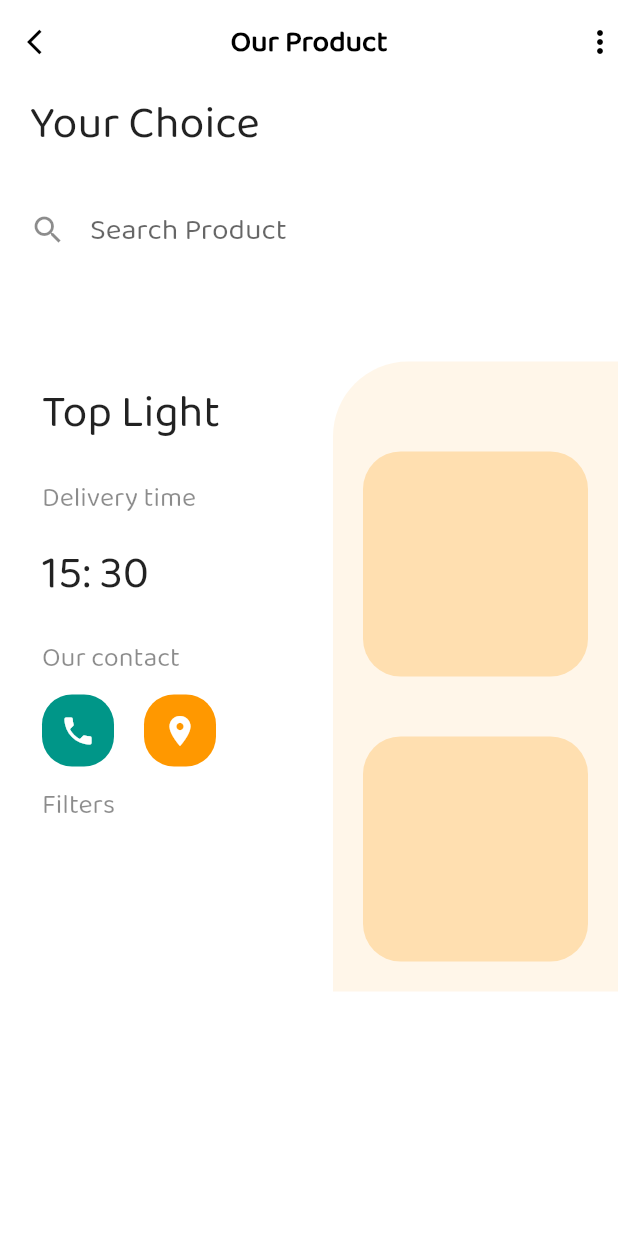
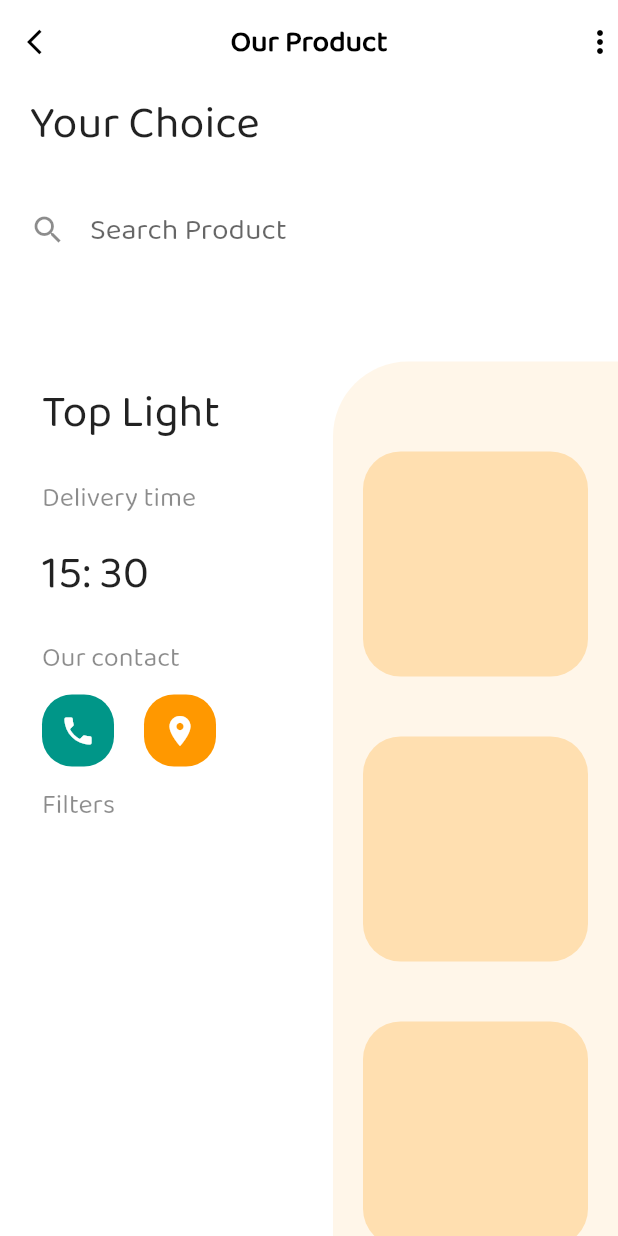
Before and after one commit to amaljoe/product_ui, a Flutter app: the screen it shows after launch, on a phone screen of 412 x 824 dp. Run offline on Flutter 3.47's test engine with Material 2 defaults, Android fonts, the phone set to English and light mode, and no system bars.

```diff
--- a/lib/main.dart
+++ b/lib/main.dart
@@ -43,6 +43,7 @@ class _MainScreenState extends State<MainScreen> {
         ],
       ),
       backgroundColor: Colors.white,
+      resizeToAvoidBottomPadding: false,
       body: Padding(
         padding: EdgeInsets.only(left: 20.0),
         child: Column(
@@ -73,10 +74,7 @@ class _MainScreenState extends State<MainScreen> {
               height: 50,
             ),
             Expanded(
-              child: ListView(
-                shrinkWrap: true,
-                children: [
-                  Row(
+              child: Row(
                 crossAxisAlignment: CrossAxisAlignment.start,
                 mainAxisAlignment: MainAxisAlignment.spaceBetween,
                 children: [
@@ -142,19 +140,20 @@ class _MainScreenState extends State<MainScreen> {
                   Container(
                     decoration: BoxDecoration(
                         color: Color(0xFFFFF6E9),
-                            borderRadius: BorderRadius.only(
-                                topLeft: Radius.circular(50))),
+                        borderRadius:
+                            BorderRadius.only(topLeft: Radius.circular(50))),
                     child: Padding(
                       padding: EdgeInsets.only(top: 40.0),
+                      child: SingleChildScrollView(
                         child: Column(
                           children: [
+                            ItemCard(),
                             ItemCard(),
                             ItemCard(),
                           ],
                         ),
                       ),
                     ),
-                    ],
                   ),
                 ],
               ),
```
Lines whose indentation alone changed are shown as unchanged.
